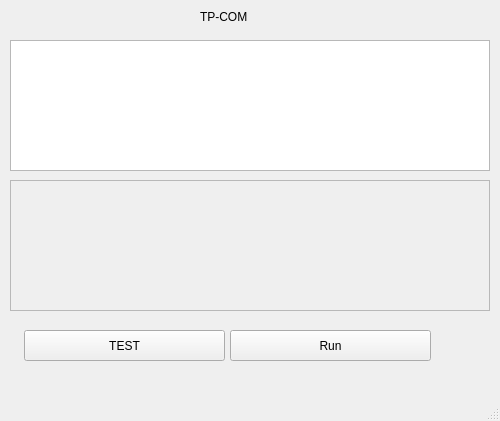
Old version of the form newWindow.ui in the repository benkedda-louai/TP-CMP.
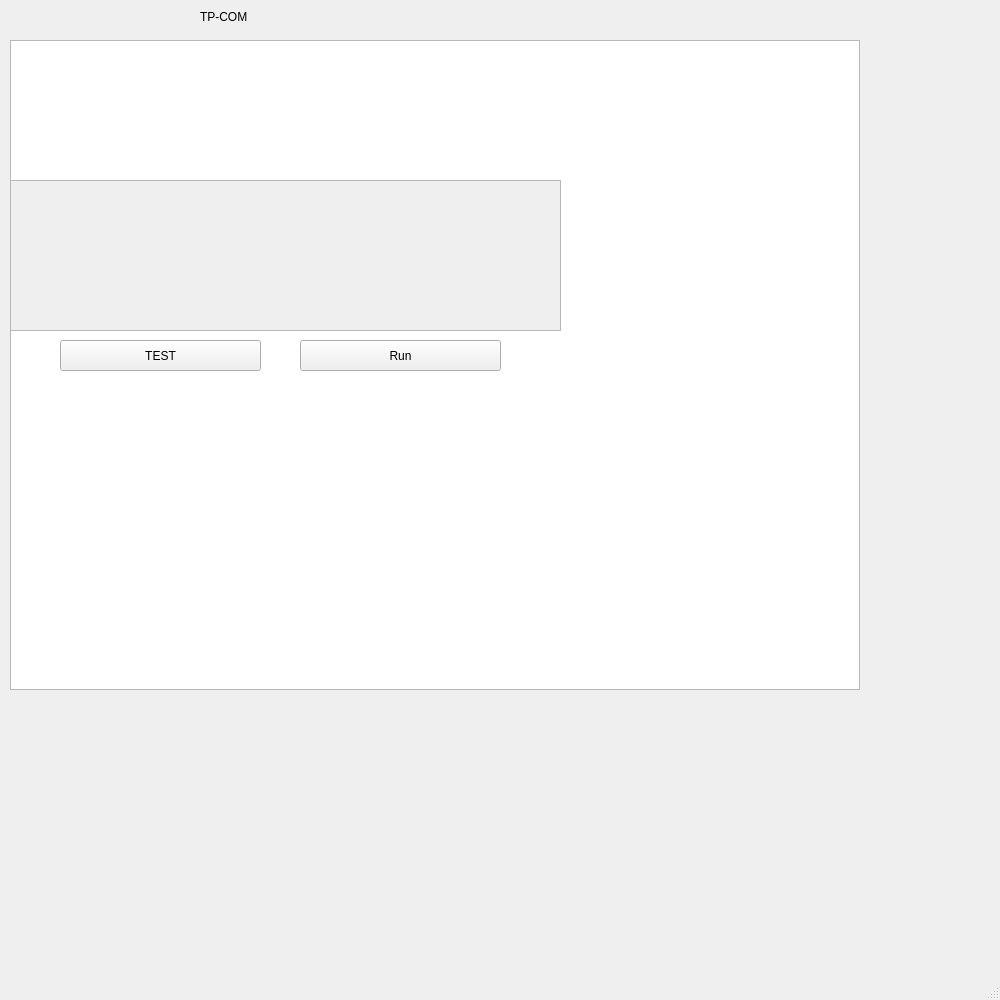
New version of the form.

```diff
--- a/newWindow.ui
+++ b/newWindow.ui
@@ -6,8 +6,8 @@
    <rect>
     <x>0</x>
     <y>0</y>
-    <width>500</width>
-    <height>421</height>
+    <width>1000</width>
+    <height>1000</height>
    </rect>
   </property>
   <property name="windowTitle">
@@ -19,16 +19,16 @@
      <rect>
       <x>10</x>
       <y>40</y>
-      <width>480</width>
-      <height>131</height>
+      <width>850</width>
+      <height>650</height>
      </rect>
     </property>
    </widget>
    <widget class="QPushButton" name="pushButton">
     <property name="geometry">
      <rect>
-      <x>24</x>
-      <y>330</y>
+      <x>60</x>
+      <y>340</y>
       <width>201</width>
       <height>31</height>
      </rect>
@@ -45,16 +45,16 @@
      <rect>
       <x>10</x>
       <y>180</y>
-      <width>480</width>
-      <height>131</height>
+      <width>551</width>
+      <height>151</height>
      </rect>
     </property>
    </widget>
    <widget class="QPushButton" name="pushButton_2">
     <property name="geometry">
      <rect>
-      <x>230</x>
-      <y>330</y>
+      <x>300</x>
+      <y>340</y>
       <width>201</width>
       <height>31</height>
      </rect>
```
Left out of the diff: 2 changed lines with no effect on the pictures.
